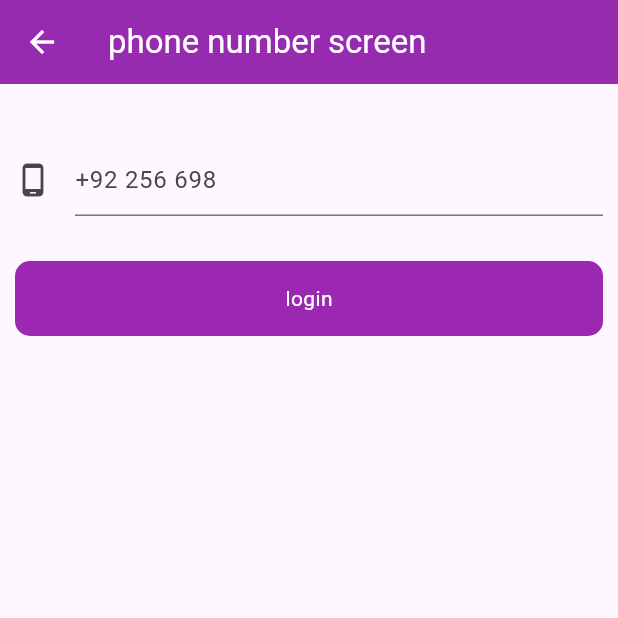
After one commit to raozeeshan2001/flutter-firebase-practice, a Flutter app: the screen it shows after launch, after a tap on "Login", after a tap on "login with phone", on a phone screen of 412 x 824 dp, the top half of it. The commit adds this screen. Run offline on Flutter 3.47's test engine with Material 3 defaults, Android fonts, the phone set to English and light mode, and no system bars; our stand-ins replace firebase_auth, firebase_core, fluttertoast; accounts and stored records are empty.

Commit message:
added phone authentication through firebase

```diff
--- a/lib/UI/auth/login_screen.dart
+++ b/lib/UI/auth/login_screen.dart
@@ -1,6 +1,7 @@
 import 'package:firebase_auth/firebase_auth.dart';
 import 'package:flutter/material.dart';
 import 'package:flutter/services.dart';
+import 'package:flutter_firebase_practice/UI/auth/login_with_phonenumber.dart';
 import 'package:flutter_firebase_practice/UI/auth/signup_screen.dart';
 import 'package:flutter_firebase_practice/UI/posts/post_screen.dart';
 import 'package:flutter_firebase_practice/utils/utilities.dart';
@@ -135,8 +136,25 @@ class _LoginScreenState extends State<LoginScreen> {
                               builder: (context) => signupscreen()));
                     },
                     child: Text('Sign up'),
-                  )
+                  ),
                 ],
+              ),
+              InkWell(
+                onTap: () {
+                  Navigator.push(
+                      context,
+                      MaterialPageRoute(
+                          builder: (context) => LoginWithPhonenumber()));
+                },
+                child: Container(
+                  height: 50,
+                  decoration: BoxDecoration(
+                      borderRadius: BorderRadius.circular(50),
+                      border: Border.all(color: Colors.black)),
+                  child: Center(
+                    child: Text('login with phone'),
+                  ),
+                ),
               )
             ],
           ),
--- /dev/null
+++ b/lib/UI/auth/login_with_phonenumber.dart
@@ -0,0 +1,65 @@
+import 'package:firebase_auth/firebase_auth.dart';
+import 'package:flutter/material.dart';
+import 'package:flutter_firebase_practice/UI/auth/verify_code.dart';
+import 'package:flutter_firebase_practice/utils/utilities.dart';
+import 'package:flutter_firebase_practice/widgets/round_btn.dart';
+
+class LoginWithPhonenumber extends StatefulWidget {
+  const LoginWithPhonenumber({super.key});
+
+  @override
+  State<LoginWithPhonenumber> createState() => _LoginWithPhonenumberState();
+}
+
+class _LoginWithPhonenumberState extends State<LoginWithPhonenumber> {
+  final phonecontroller = TextEditingController();
+
+  @override
+  Widget build(BuildContext context) {
+    return Scaffold(
+      appBar: AppBar(
+        title: Text('phone number screen'),
+      ),
+      body: Padding(
+        padding: EdgeInsets.symmetric(horizontal: 10, vertical: 20),
+        child: Column(
+          children: [
+            SizedBox(
+              height: 20,
+            ),
+            TextFormField(
+              controller: phonecontroller,
+              keyboardType: TextInputType.number,
+              decoration: InputDecoration(
+                  hintText: '+92 256 698',
+                  icon: Icon(Icons.phone_android_outlined)),
+            ),
+            SizedBox(height: 30),
+            RoundBtn(
+                title: 'login',
+                ontap: () {
+                  FirebaseAuth auth = FirebaseAuth.instance;
+                  auth.verifyPhoneNumber(
+                      phoneNumber: phonecontroller.text.toString(),
+                      verificationCompleted: (context) {},
+                      verificationFailed: (e) {
+                        Utilities().toastmessage(e.toString());
+                      },
+                      codeSent: (String verificationid, int? token) {
+                        Navigator.push(
+                            context,
+                            MaterialPageRoute(
+                                builder: (context) => VerifyCode(
+                                      verificationid: verificationid,
+                                    )));
+                      },
+                      codeAutoRetrievalTimeout: (e) {
+                        Utilities().toastmessage(e.toString());
+                      });
+                })
+          ],
+        ),
+      ),
+    );
+  }
+}
```
Also changed, not shown: lib/UI/auth/verify_code.dart (added, +59 -0 lines).
